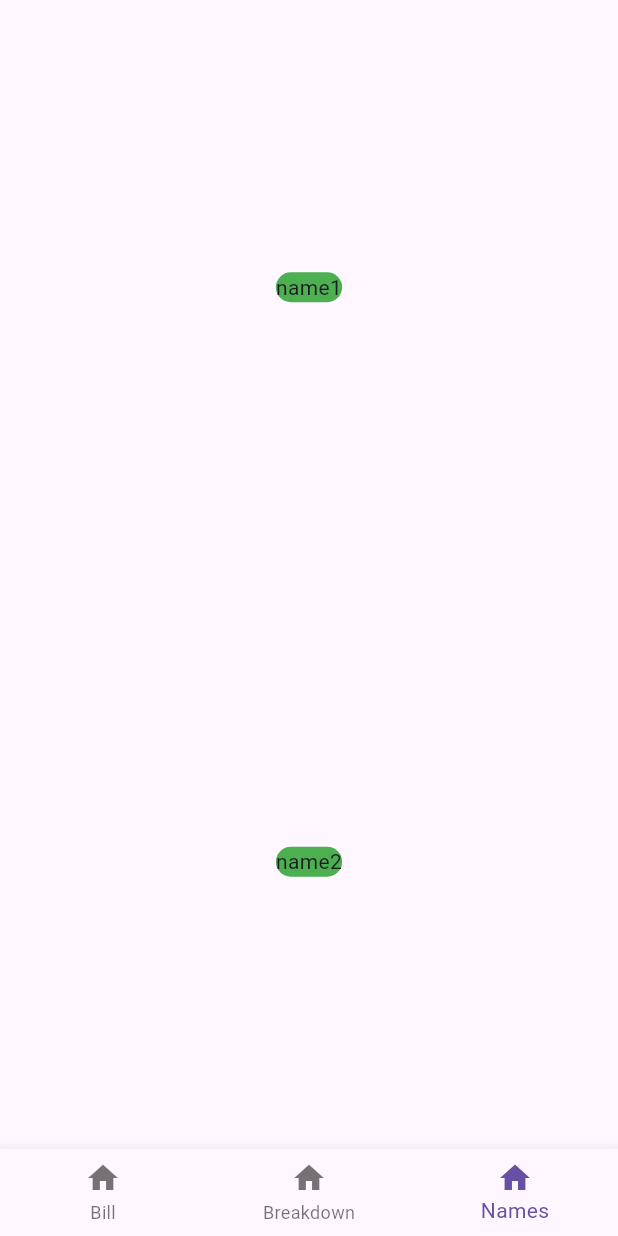
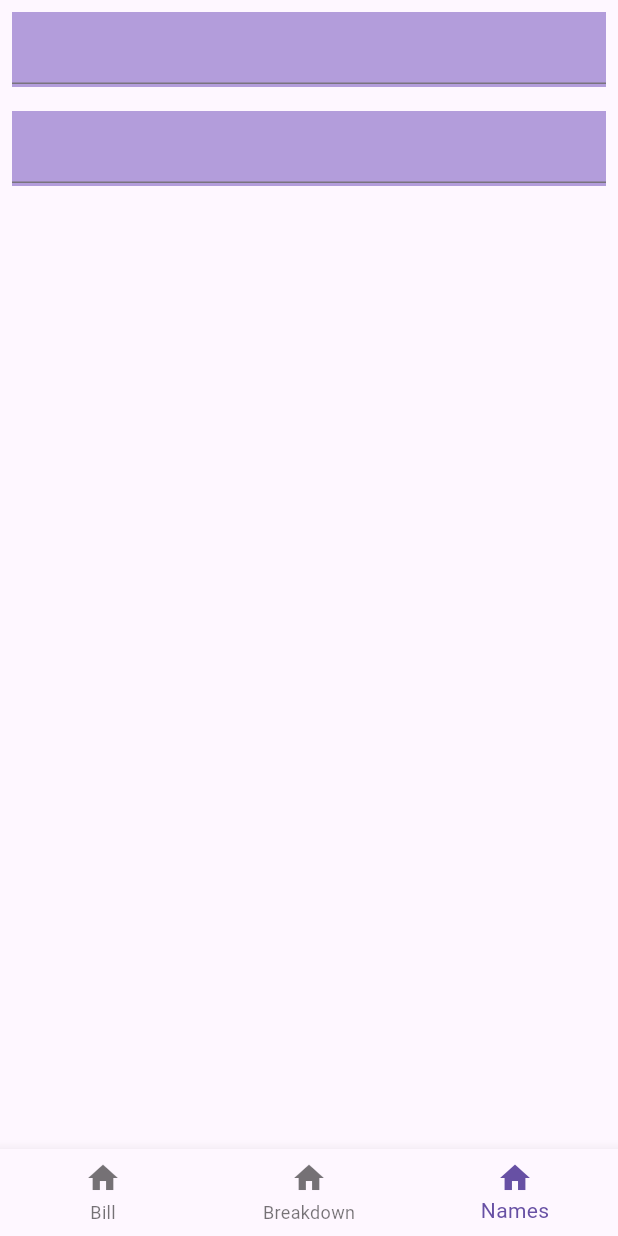
Before and after one commit to guzmantony01/split_receipt, a Flutter app: the screen it shows after launch, item 3 of the bottom bar chosen, on a phone screen of 412 x 824 dp. Run offline on Flutter 3.47's test engine with Material 3 defaults, Android fonts, the phone set to English and light mode, and no system bars.

Commit message:
Working Callback from name_handler.dart to name_page.dart

```diff
--- /dev/null
+++ b/lib/misc/name_handler.dart
@@ -0,0 +1,27 @@
+import 'package:flutter/material.dart';
+
+class NameHandler extends StatefulWidget {
+  final void Function(String) myCallback;
+  const NameHandler({required this.myCallback, super.key});
+
+  @override
+  State<NameHandler> createState() {
+    return _NameHandlerState();
+  }
+}
+
+class _NameHandlerState extends State<NameHandler> {
+  @override
+  Widget build(BuildContext context) {
+    return Padding(
+      padding: const EdgeInsets.all(8.0),
+      child: Container(
+        height: 50,
+        color: Colors.deepPurple[200],
+        child: TextField(
+          onChanged: (String text) => widget.myCallback(text),
+        ),
+      ),
+    );
+  }
+}
--- a/lib/page_navigator.dart
+++ b/lib/page_navigator.dart
@@ -3,6 +3,8 @@ import 'package:flutter/material.dart';
 import 'package:split_receipt/pages/bill_page.dart';
 import 'package:split_receipt/pages/breakdown_page.dart';
 import 'package:split_receipt/pages/name_page.dart';
+
+import 'package:split_receipt/classes/profile.dart';
 
 class PageNavigator extends StatefulWidget {
   const PageNavigator({super.key});
@@ -16,7 +18,7 @@ class PageNavigator extends StatefulWidget {
 class _PageNavigatorState extends State<PageNavigator> {
 int pageID = 0;
 
-  List<String> namesList = [];
+  List<String> names = [];
 
   final List<Widget> pages = [
     const BillPage(),
--- a/lib/pages/name_page.dart
+++ b/lib/pages/name_page.dart
@@ -1,4 +1,5 @@
 import 'package:flutter/material.dart';
+import 'package:split_receipt/misc/name_handler.dart';
 
 class NamePage extends StatefulWidget {
   const NamePage({super.key});
@@ -10,22 +11,18 @@ class NamePage extends StatefulWidget {
 }
 
 class _NamePageState extends State<NamePage> {
+
+  void updatedName (String name) {
+    print(name);
+  }
+
   @override
   Widget build(BuildContext context) {
-    return Center(
-      child: Column(
-        mainAxisAlignment: MainAxisAlignment.spaceAround,
-        children: <Widget>[
-          Container(
-            decoration: BoxDecoration(
-                borderRadius: BorderRadius.circular(10), color: Colors.green),
-            child: const Text('name1'),
-          ),
-          Container(
-            decoration: BoxDecoration(
-                borderRadius: BorderRadius.circular(10), color: Colors.green),
-            child: const Text ('name2'),
-          ),
+    return Scaffold(
+      body: ListView(
+        children: [
+          NameHandler(myCallback: updatedName),
+          NameHandler(myCallback: updatedName),
         ],
       ),
     );
```
Also changed, not shown: lib/classes/profile.dart (renamed from lib/list/profile.dart).
